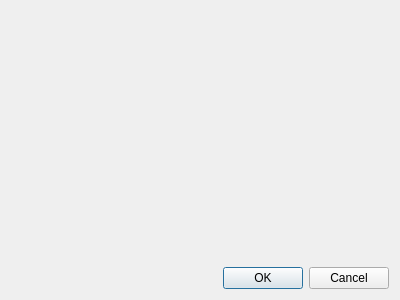
First picture: the form in plover_plugins_manager/gui_qt/run_dialog.ui, repository openstenoproject/plover_plugins_manager, before the edit.
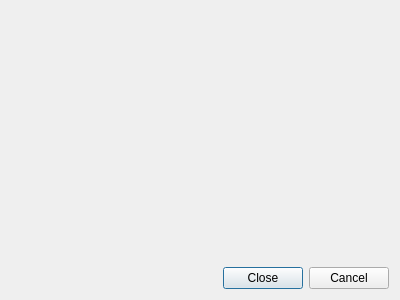
Second picture: the form after the edit.

Commit message: fix interrupting an operation on Windows

Diff of the .ui file:
```diff
--- a/plover_plugins_manager/gui_qt/run_dialog.ui
+++ b/plover_plugins_manager/gui_qt/run_dialog.ui
@@ -23,7 +23,7 @@
       <enum>Qt::Horizontal</enum>
      </property>
      <property name="standardButtons">
-      <set>QDialogButtonBox::Cancel|QDialogButtonBox::Ok</set>
+      <set>QDialogButtonBox::Cancel|QDialogButtonBox::Close</set>
      </property>
     </widget>
    </item>
```
The commit also changes 5 other files.
